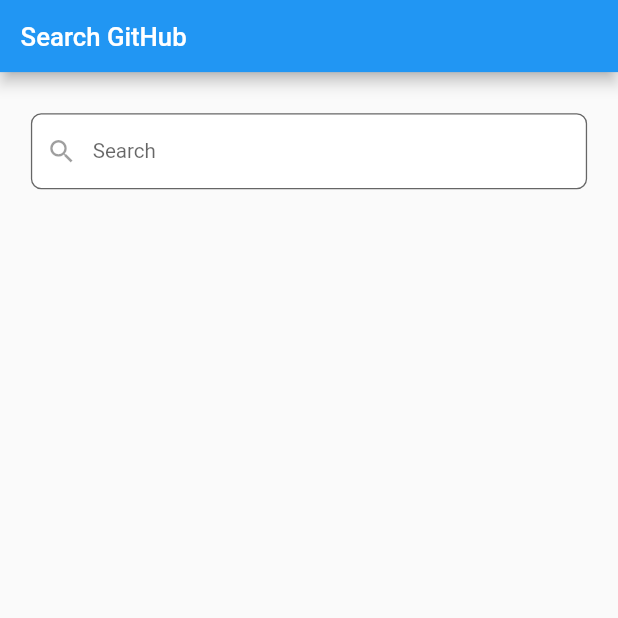
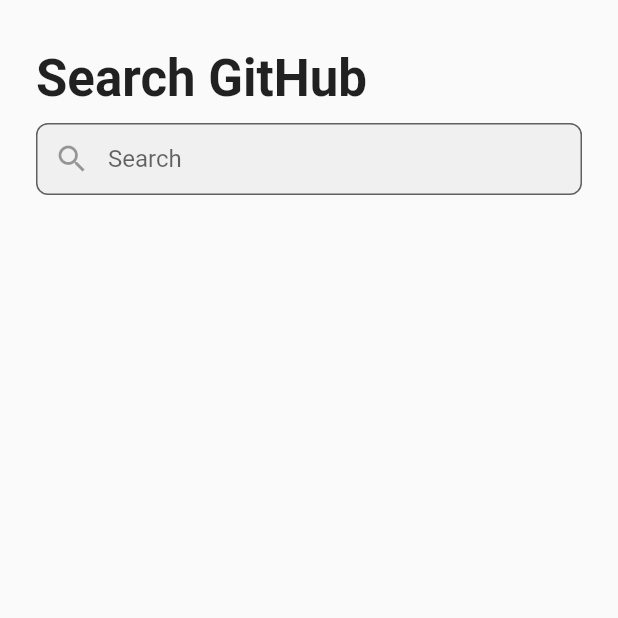
Before and after one commit to mi81ma/search_github, a Flutter app: the screen it shows after launch, on a phone screen of 412 x 824 dp, the top half of it. Run offline on Flutter 3.47's test engine with Material 2 defaults, Android fonts, the phone set to English and light mode, and no system bars; our stand-ins replace device_preview, flutter_riverpod, freezed_annotation, routemaster; generated files the repository leaves out were written again.

Commit message:
Changed UI design

```diff
--- a/lib/main.dart
+++ b/lib/main.dart
@@ -4,22 +4,21 @@
 import 'package:flutter/foundation.dart';
 import 'package:flutter/material.dart';
 import 'package:flutter_riverpod/flutter_riverpod.dart';
-import 'package:responsive_framework/responsive_framework.dart';
 import 'package:flutter_gen/gen_l10n/l10n.dart';
 import 'package:routemaster/routemaster.dart';
 import 'package:search_github/router/router.dart';
 
 void main() {
-  runApp(
-    const ProviderScope(
-      child: MyApp(),
-    ),
-  );
-  // return runApp(DevicePreview(
-  //     enabled: !kReleaseMode,
-  //     builder: ((context) => const ProviderScope(
-  //           child: MyApp(),
-  //         ))));
+  // runApp(
+  //   const ProviderScope(
+  //     child: MyApp(),
+  //   ),
+  // );
+  return runApp(DevicePreview(
+      enabled: !kReleaseMode,
+      builder: ((context) => const ProviderScope(
+            child: MyApp(),
+          ))));
 }
 
 class MyApp extends ConsumerWidget {
@@ -30,17 +29,6 @@
     return MaterialApp.router(
       useInheritedMediaQuery: true,
       locale: DevicePreview.locale(context),
-      builder: (context, child) => ResponsiveWrapper.builder(child,
-          maxWidth: 1200,
-          minWidth: 480,
-          defaultScale: true,
-          breakpoints: [
-            const ResponsiveBreakpoint.autoScale(800, name: TABLET),
-            const ResponsiveBreakpoint.autoScale(1000, name: TABLET),
-            const ResponsiveBreakpoint.resize(1200, name: DESKTOP),
-            const ResponsiveBreakpoint.autoScale(2460, name: "4K"),
-          ],
-          background: Container(color: const Color(0xFFF5F5F5))),
       theme: ThemeData.light(),
       darkTheme: ThemeData.dark(),
       title: 'Flutter Demo',
--- a/lib/view/search_repository_page_view.dart
+++ b/lib/view/search_repository_page_view.dart
@@ -1,6 +1,7 @@
 import 'dart:developer';
 import 'package:flutter/material.dart';
 import 'package:flutter_riverpod/flutter_riverpod.dart';
+import 'package:search_github/componet/size_config.dart';
 import 'package:search_github/view/searching_page_view.dart';
 import 'package:search_github/componet/search_text_field.dart';
 import 'package:flutter_gen/gen_l10n/l10n.dart';
@@ -25,13 +26,30 @@
 
   @override
   Widget build(BuildContext context) {
+    SizeConfig().init(context);
     return Scaffold(
-        appBar: AppBar(title: Text(L10n.of(context)!.title)),
         body: SafeArea(
       child: Padding(
         padding: const EdgeInsets.symmetric(horizontal: 24, vertical: 32),
         child: Column(
           children: [
+            Row(
+              mainAxisAlignment: MainAxisAlignment.start,
+              children: [
+                SizedBox(
+                  child: Center(
+                    child: Text(
+                      L10n.of(context)!.title,
+                      style: const TextStyle(
+                          fontSize: 34,
+                          fontWeight: FontWeight.w600,
+                          fontFamily: 'Roboto'),
+                    ),
+                  ),
+                ),
+              ],
+            ),
+            const SizedBox(height: 10),
             TextField(
               onTap: () async {
                 Navigator.push(
@@ -47,6 +65,7 @@
               key: const Key('secondTextField'),
               style: const TextStyle(color: Colors.black),
               decoration: InputDecoration(
+                contentPadding: const EdgeInsets.symmetric(vertical: 8),
                 hintText: L10n.of(context) != null
                     ? L10n.of(context)!.search
                     : "Search Github",
@@ -55,11 +74,9 @@
                   color: Colors.black38,
                 ),
                 filled: true,
-                    fillColor: Colors.white,
                 border: OutlineInputBorder(
                   borderRadius: BorderRadius.circular(8),
-                      borderSide:
-                          const BorderSide(color: Colors.blue, width: 1),
+                  borderSide: const BorderSide(color: Colors.blue, width: 1),
                 ),
               ),
             ),
--- a/lib/view/searching_page_view.dart
+++ b/lib/view/searching_page_view.dart
@@ -72,12 +72,12 @@
                         Navigator.pop(context);
                       },
                       inputDecoration: InputDecoration(
+                          focusColor: null,
                           prefixIcon: const Icon(
                             Icons.search,
                             color: Colors.black,
                           ),
                           filled: true,
-                          fillColor: Colors.white,
                           border: OutlineInputBorder(
                               borderRadius: BorderRadius.circular(8),
                               borderSide: const BorderSide(
```
Also changed, not shown: lib/componet/search_text_field.dart (+11 -2 lines). Lines whose indentation alone changed are shown as unchanged.
